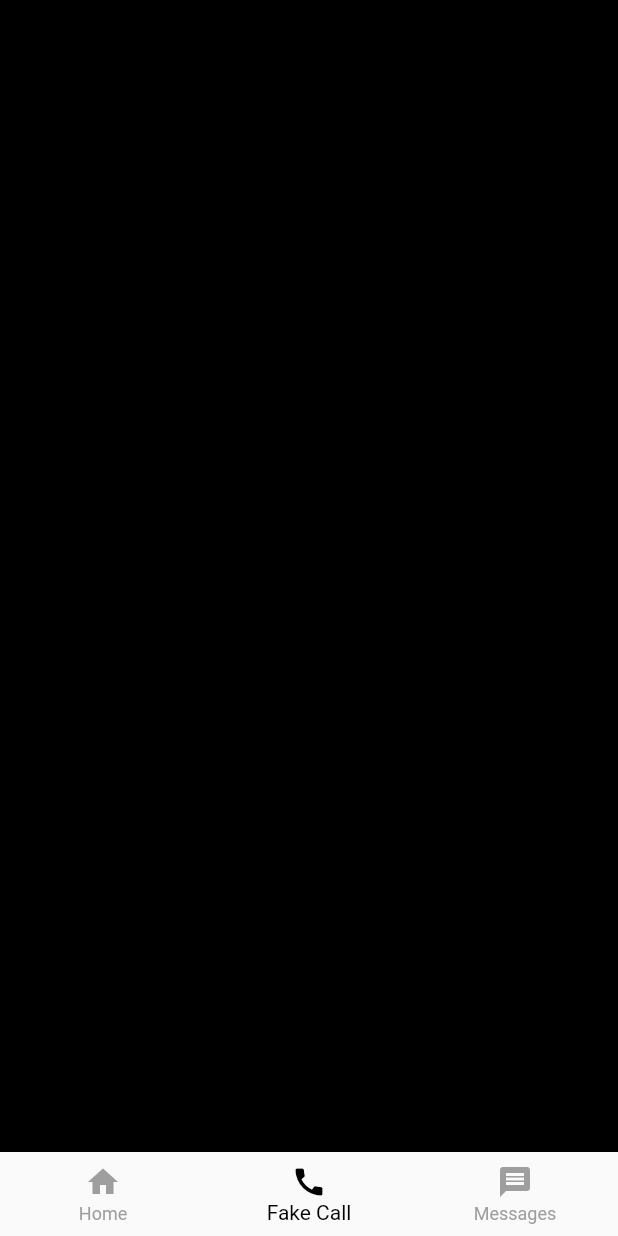
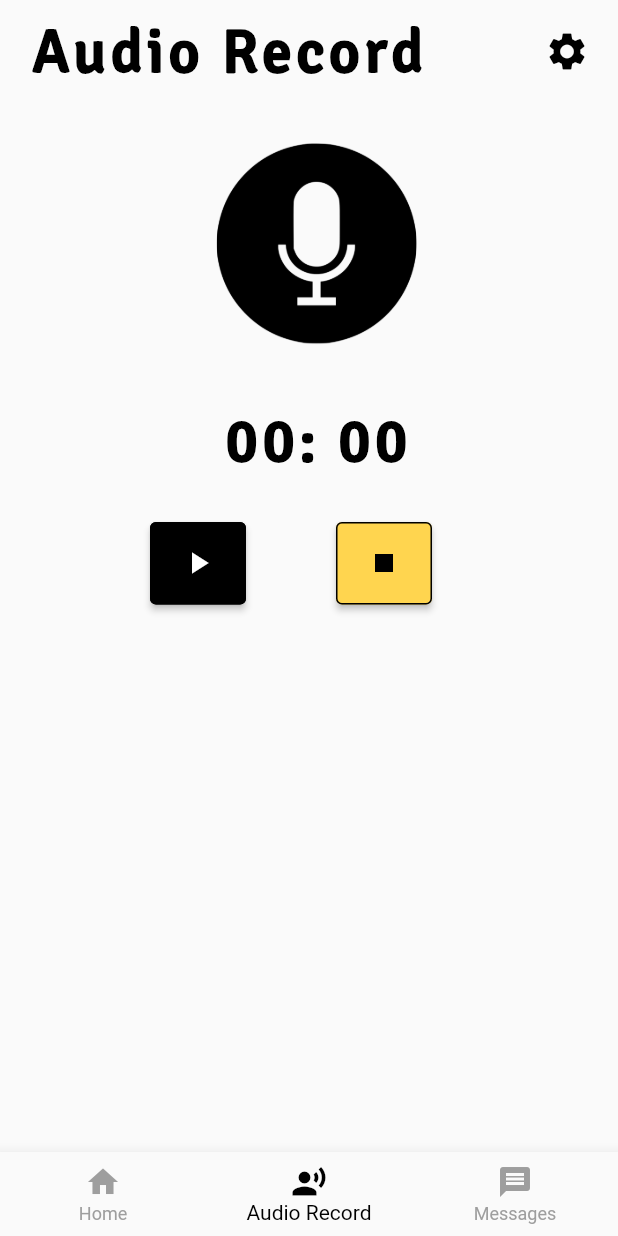
Before and after one commit to ushifali/Protket, a Flutter app: the BottomBar screen opened directly, swiped to page 2, on a phone screen of 412 x 824 dp. Run offline on Flutter 3.47's test engine with Material 2 defaults, Android fonts, the phone set to English and light mode, and no system bars; our stand-ins replace lite_rolling_switch.

Commit message:
added audio record page

```diff
--- a/lib/components/navigation_bar.dart
+++ b/lib/components/navigation_bar.dart
@@ -1,10 +1,11 @@
 import 'package:flutter/material.dart';
 
+import '../on_login_pages/Audio_Record.dart';
 import '../on_login_pages/fake_call.dart';
 import '../on_login_pages/homepage.dart';
 
 class BottomBar extends StatefulWidget {
-  BottomBar({Key?key}) : super(key: key);
+  BottomBar({Key? key}) : super(key: key);
 
   @override
   _BottomBarState createState() => _BottomBarState();
@@ -29,16 +30,14 @@ class _BottomBarState extends State<BottomBar> {
             this._pageController.animateToPage(index,
                 duration: Duration(milliseconds: 500), curve: Curves.easeIn);
           },
-
           selectedItemColor: Colors.black,
           unselectedItemColor: Colors.grey,
           items: <BottomNavigationBarItem>[
+            new BottomNavigationBarItem(icon: Icon(Icons.home), label: "Home"),
             new BottomNavigationBarItem(
-                icon: Icon(Icons.home), label: "Home"),
-            new BottomNavigationBarItem(icon: Icon(Icons.call), label: "Fake Call"),
+                icon: Icon(Icons.record_voice_over), label: "Audio Record"),
             new BottomNavigationBarItem(
                 icon: Icon(Icons.message), label: "Messages"),
-
           ]),
       body: PageView(
         controller: _pageController,
@@ -49,14 +48,14 @@ class _BottomBarState extends State<BottomBar> {
         },
         children: [
           Homepage(),
-         Fake_Call(),
+          Audio_Record(),
           singlechild(title: "Call", icon: Icons.call, color: Colors.blue)
         ],
       ),
     );
   }
 
-  singlechild({String?title, IconData?icon, Color?color}) {
+  singlechild({String? title, IconData? icon, Color? color}) {
     return Container(
         color: color,
         child: Column(
@@ -70,7 +69,6 @@ class _BottomBarState extends State<BottomBar> {
             SizedBox(
               height: 20,
             ),
-
           ],
         ));
   }
--- /dev/null
+++ b/lib/on_login_pages/Audio_Record.dart
@@ -0,0 +1,119 @@
+import 'package:flutter/material.dart';
+import 'package:protekt/on_login_pages/settings.dart';
+
+class Audio_Record extends StatelessWidget {
+  const Audio_Record({Key? key}) : super(key: key);
+
+  @override
+  Widget build(BuildContext context) {
+    return Scaffold(
+      body: SafeArea(
+        child: SingleChildScrollView(
+          padding: EdgeInsets.fromLTRB(20, 10, 10, 10),
+          child: Column(
+            children: [
+              Stack(
+                children: [
+                  Align(
+                      alignment: Alignment(1, 0),
+                      child: IconButton(
+                        iconSize: 30,
+                        icon: Icon(
+                          Icons.settings,
+                          color: Colors.black,
+                        ),
+                        onPressed: () {
+
+                        },
+                      )),
+                  Align(
+                    alignment: Alignment.bottomLeft,
+                    child: Text(
+                      'Audio Record',
+                      style: TextStyle(
+                        color: Colors.black,
+                        fontSize: 40.0,
+                        fontWeight: FontWeight.w900,
+                        fontFamily: 'SignikaNegative',
+                        letterSpacing: 3.0,
+                      ),
+                    ),
+                  ),
+                ],
+              ),
+              SizedBox(
+                height: 30,
+              ),
+              Image.asset(
+                'assets/images/mike.png',
+                height: 150,
+              ),
+              SizedBox(
+                height: 30,
+              ),
+
+              Align(
+                alignment: Alignment.center,
+                child: Text(
+                  '00: 00',
+                  style: TextStyle(
+                    color: Colors.black,
+                    fontSize: 40.0,
+                    fontWeight: FontWeight.w900,
+                    fontFamily: 'SignikaNegative',
+                    letterSpacing: 3.0,
+                  ),
+                ),
+              ),
+
+              SizedBox(
+                height: 30,
+              ),
+
+              Row(children: [
+                SizedBox(
+                  width: 80,
+                ),
+                ElevatedButton(
+                  onPressed: () {},
+                  child: Icon(Icons.play_arrow),
+                  style: ElevatedButton.styleFrom(
+                      primary: Colors.black,
+                      fixedSize: const Size(60, 55),
+                      side: BorderSide(color: Colors.black),
+                      //do not give padding buttons wont be of same size
+                      // padding: EdgeInsets.symmetric(horizontal: 80, vertical: 15),
+                      textStyle: TextStyle(
+                        fontSize: 22,
+                        fontFamily: 'SignikaNegative',
+                        //fontWeight: FontWeight.bold
+                      )),
+                ),
+                SizedBox(
+                  width: 60,
+                ),
+                ElevatedButton(
+                  onPressed: () {
+
+                  },
+                  child: Icon(Icons.stop, color: Colors.black),
+                  style: ElevatedButton.styleFrom(
+                      primary: Colors.amber[300],
+                      fixedSize: const Size(60, 55),
+                      side: BorderSide(color: Colors.black),
+                      //do not give padding buttons wont be of same size
+                      // padding: EdgeInsets.symmetric(horizontal: 80, vertical: 15),
+                      textStyle: TextStyle(
+                        fontSize: 22,
+                        fontFamily: 'SignikaNegative',
+                        //fontWeight: FontWeight.bold
+                      )),
+                ),
+              ])
+            ],
+          ),
+        ),
+      ),
+    );
+  }
+}
--- a/lib/on_login_pages/fake_call.dart
+++ b/lib/on_login_pages/fake_call.dart
@@ -6,6 +6,7 @@ class Fake_Call extends StatelessWidget {
   @override
   Widget build(BuildContext context) {
     return Scaffold(
+
       backgroundColor: Colors.black,
 
 
--- a/lib/on_login_pages/homepage.dart
+++ b/lib/on_login_pages/homepage.dart
@@ -4,6 +4,7 @@ import 'package:flutter/gestures.dart';
 import 'package:flutter/material.dart';
 import 'package:protekt/on_login_pages/settings.dart';
 
+import 'Audio_Record.dart';
 import 'fake_call.dart';
 
 class Homepage extends StatefulWidget {
@@ -141,7 +142,7 @@ class _HomepageState extends State<Homepage> {
                 onPressed: () {
                   Navigator.push(
                     context,
-                    MaterialPageRoute(builder: (context) => Fake_Call()),
+                    MaterialPageRoute(builder: (context) => Audio_Record()),
                   );
                 },
                 child: Text(
--- a/pubspec.yaml
+++ b/pubspec.yaml
@@ -31,6 +31,7 @@ dependencies:
   flutter:
     sdk: flutter
   lite_rolling_switch: ^0.1.1
+
 
 
   # The following adds the Cupertino Icons font to your application.
@@ -76,6 +77,8 @@ flutter:
     - assets/images/register.gif
     - assets/images/walkhomegif.gif
     - assets/images/google.png
+    - assets/images/mike1.png
+    - assets/images/mike.png
   #   - images/a_dot_ham.jpeg
 
   # An image asset can refer to one or more resolution-specific "variants", see
```
Also changed, not shown: assets/images/mike.png (added), assets/images/mike1.png (added).
